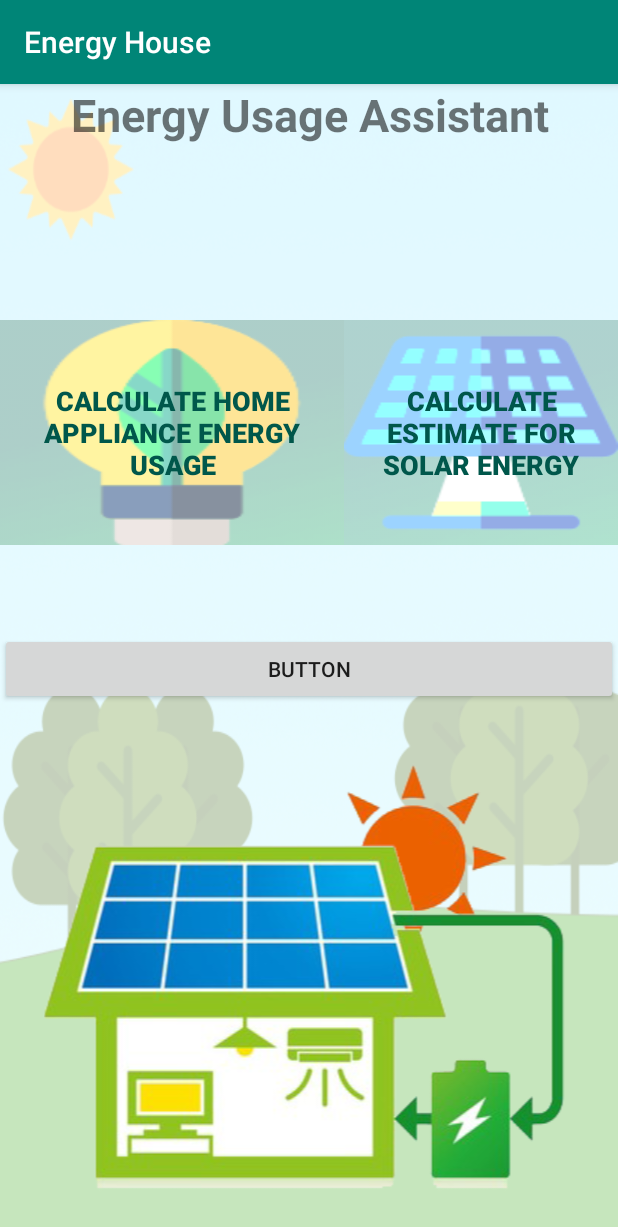
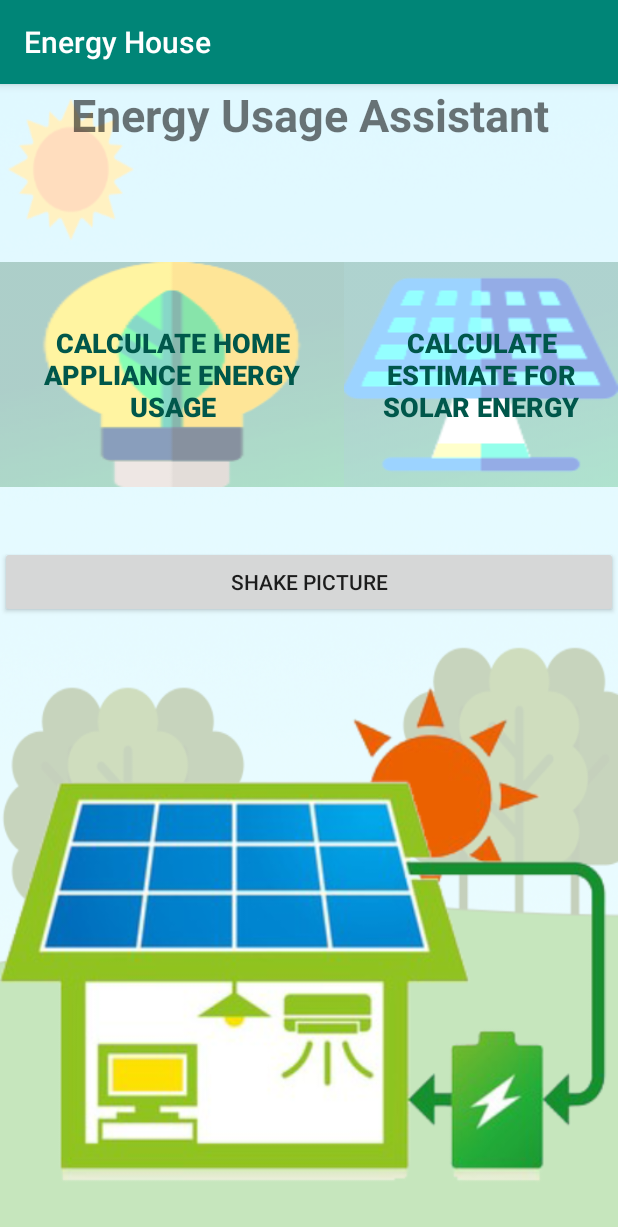
Before and after one commit to JoshShor/EnergyHouse, an Android app: the EnergyActivity screen opened directly, with no data from a screen before it, on a phone screen of 412 x 824 dp. Shown: the top 1227 px of the screen. Run offline under Robolectric (Android 15) with nearby library versions, the light colour scheme and no system bars.

Commit message:
hopefully this helps you, dennis

```diff
--- /dev/null
+++ b/app/src/main/res/anim/shake_animation.xml
@@ -0,0 +1,22 @@
+<?xml version="1.0" encoding="utf-8"?>
+<set xmlns:android="http://schemas.android.com/apk/res/android">
+    <translate
+        android:duration="100"
+        android:fromXDelta="0"
+        android:toXDelta="-10%p"/>
+    <translate
+        android:duration="100"
+        android:fromXDelta="-10%p"
+        android:toXDelta="10%p"
+        android:startOffset="100"/>
+    <translate
+        android:duration="100"
+        android:fromXDelta="10%p"
+        android:toXDelta="-10%p"
+        android:startOffset="200"/>
+    <translate
+        android:duration="100"
+        android:fromXDelta="-10%p"
+        android:toXDelta="0"
+        android:startOffset="300"/>
+</set>
--- a/app/src/main/res/layout/activity_energy.xml
+++ b/app/src/main/res/layout/activity_energy.xml
@@ -57,15 +57,17 @@
     </LinearLayout>
 
     <Button
-        android:id="@+id/button"
+        android:id="@+id/shakeAnimButton"
         android:layout_width="match_parent"
         android:layout_height="wrap_content"
-        android:text="Button" />
+        android:onClick="toggleShakeAnim"
+        android:text="@string/logoShake" />
 
     <ImageView
-        android:id="@+id/imageView3"
+        android:id="@+id/eHLogoImageView"
         android:layout_width="match_parent"
         android:layout_height="wrap_content"
+        android:adjustViewBounds="true"
         app:srcCompat="@drawable/eh_logo" />
 
 </LinearLayout>
--- a/app/src/main/res/values/strings.xml
+++ b/app/src/main/res/values/strings.xml
@@ -20,6 +20,7 @@
     <string name="mainmenu">Energy House Main Menu</string>
     <string name="goToCalcEnergy">Calculate Home Appliance Energy Usage</string>
     <string name="goToSolarEst">Calculate Estimate for Solar Energy</string>
+    <string name="logoShake">Shake Picture</string>
     <!-- Home appliances -->
     <string name="applianceLight">light bulbs</string>
     <string name="applianceTV">Television</string>
```
Also changed, not shown: app/src/main/assets/solar.csv (+6 -6 lines), app/src/main/java/cs134/miracosta/edu/energyhouse/model/DBHelper.java (+17 -5 lines), app/src/main/java/cs134/miracosta/edu/energyhouse/model/SolarPanels.java (+39 -1 lines), 1 other file.
